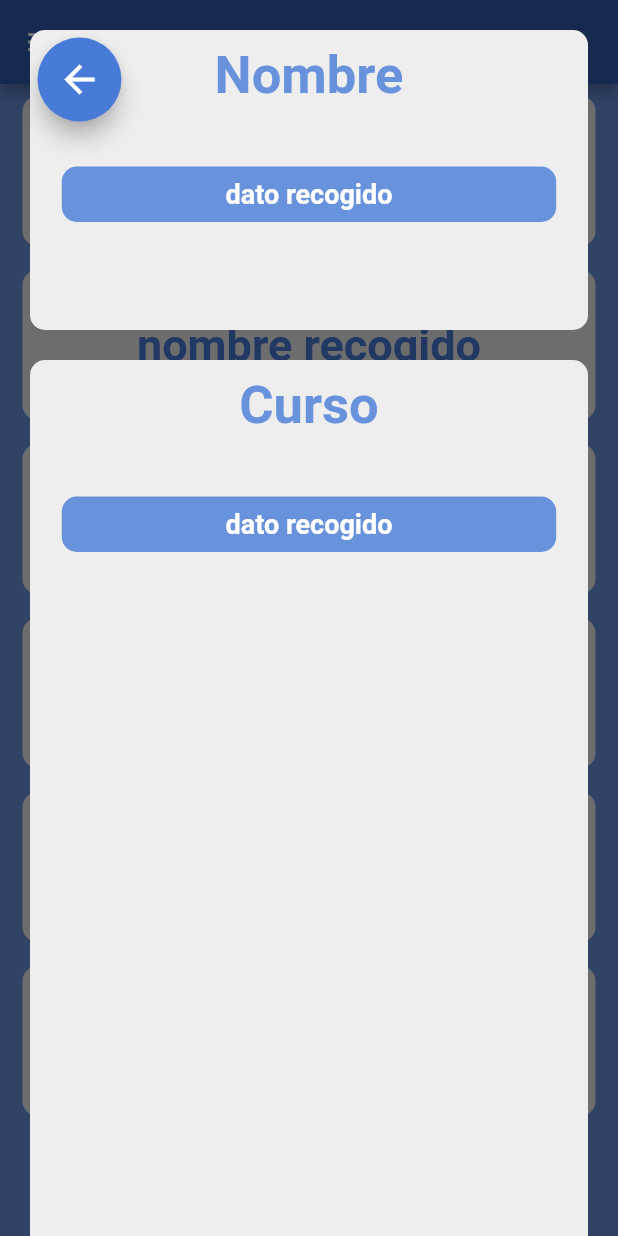
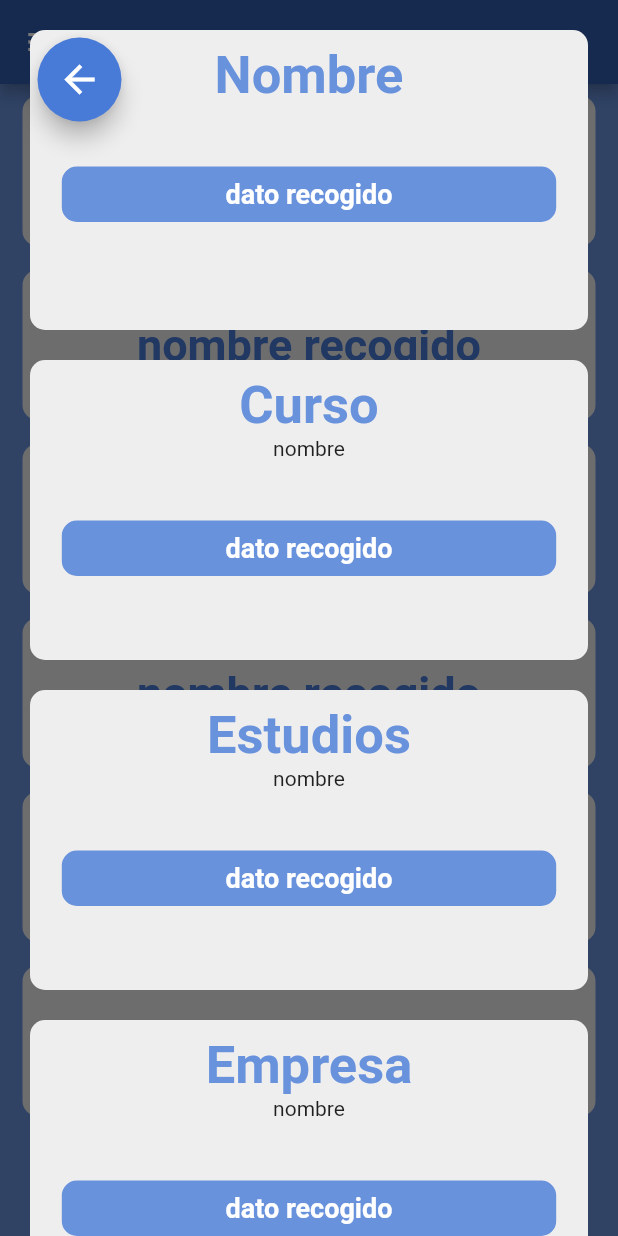
Before and after one commit to hughdide84/aulanosa2023Flutter, a Flutter app: the AdminAlumnos screen opened directly, after a tap on "nombre recogido", on a phone screen of 412 x 824 dp. Run offline on Flutter 3.47's test engine with Material 2 defaults, Android fonts, the phone set to English and light mode, and no system bars; our stand-ins replace animate_do, flutter_zoom_drawer, table_calendar.

Commit message:
admin_alumnos_v4

```diff
--- a/Proyecto_Principal/aulanosa_app/lib/admin/admin_alumnos.dart
+++ b/Proyecto_Principal/aulanosa_app/lib/admin/admin_alumnos.dart
@@ -33,6 +33,8 @@ class _AdminAlumnosState extends State<AdminAlumnos> {
       return "Curso";
     } else if (index == 2) {
       return "Estudios";
+    }else if (index == 3) {
+      return "Empresa";
     }
     return '';
   }
@@ -40,18 +42,21 @@ class _AdminAlumnosState extends State<AdminAlumnos> {
   //Funcion para controlar la altura del container que muestra la lista de alumnos
   double retornarAlturaContainerAlumno(index) {
     if (index == 1 ) {
-      return 2000;
-    } else {
       return 200;
-    }
+    } else if (index == 2 ){
+      return 200;
+    }else{
+      return 200;}
   }
 
 //Metodo para retornar la informacion de cada uno de los apartados del alumno externo, es decir, nombre, telefono, universidad, etc
-  Container retornarInfo(String tituloCarta, int index) {
+  Column retornarInfo(String tituloCarta, int index) {
     //Dependiendo de cual sea el titulo de la carta este metodo retornara una informacion u otra
     if (tituloCarta == "Nombre") {
-      return Container(
-        width: MediaQuery.of(context).size.width * 0.8,
+      return Column(
+        children: [
+          Container(
+            width: MediaQuery.of(context).size.width * 0.8,
         padding: const EdgeInsets.all(5),
         margin: const EdgeInsets.only(top: 40),
         alignment: Alignment.center,
@@ -66,10 +71,16 @@ class _AdminAlumnosState extends State<AdminAlumnos> {
           style: const TextStyle(
               fontSize: 18, color: Colors.white, fontWeight: FontWeight.bold),
         ),
+          )
+        ],
+
       );
     } else if (tituloCarta == "Curso") {
-      return Container(
-          width: MediaQuery.of(context).size.width * 0.8,
+      return Column(
+        children: [
+           Text('nombre'),
+          Container(
+             width: MediaQuery.of(context).size.width * 0.8,
           padding: const EdgeInsets.all(5),
           margin: const EdgeInsets.only(top: 40),
           alignment: Alignment.center,
@@ -82,10 +93,18 @@ class _AdminAlumnosState extends State<AdminAlumnos> {
               style: const TextStyle(
                   fontSize: 18,
                   color: Colors.white,
-                  fontWeight: FontWeight.bold)));
+                  fontWeight: FontWeight.bold))
+          ),
+
+
+        ]
+         );
     } else if (tituloCarta == "Estudios") {
-      return Container(
-          width: MediaQuery.of(context).size.width * 0.8,
+      return Column(
+        children: [
+          Text('nombre'),
+          Container(
+            width: MediaQuery.of(context).size.width * 0.8,
           padding: const EdgeInsets.all(5),
           margin: const EdgeInsets.only(top: 40),
           alignment: Alignment.center,
@@ -98,10 +117,35 @@ class _AdminAlumnosState extends State<AdminAlumnos> {
               style: const TextStyle(
                   fontSize: 18,
                   color: Colors.white,
-                  fontWeight: FontWeight.bold)));
+                  fontWeight: FontWeight.bold))
+          )
+        ]
+          );
+    }else if (tituloCarta == "Empresa") {
+      return Column(
+        children: [
+          Text('nombre'),
+          Container(
+            width: MediaQuery.of(context).size.width * 0.8,
+          padding: const EdgeInsets.all(5),
+          margin: const EdgeInsets.only(top: 40),
+          alignment: Alignment.center,
+          decoration: BoxDecoration(
+              color: const Color.fromARGB(255, 105, 146, 221),
+              borderRadius: BorderRadius.circular(10),
+              border: Border.all(
+                  color: const Color.fromARGB(255, 105, 146, 221), width: 3)),
+          child: Text('dato recogido',
+              style: const TextStyle(
+                  fontSize: 18,
+                  color: Colors.white,
+                  fontWeight: FontWeight.bold),)
+          )
+        ]
+          );
     }
 
-    return Container();
+    return Column();
   }
 
   //Metodo para crear la estructura de toda la pagina, esta funcion creara tanto la lista principal de alumnos externos como
@@ -158,7 +202,7 @@ class _AdminAlumnosState extends State<AdminAlumnos> {
                             const EdgeInsets.only(left: 20, right: 20, top: 20),
                         child: Stack(children: [
                           ListView.builder(
-                            itemCount: 3,
+                            itemCount: 4,
                             itemBuilder: (context, index) {
                               return Container(
                                 alignment: Alignment.center,
```
